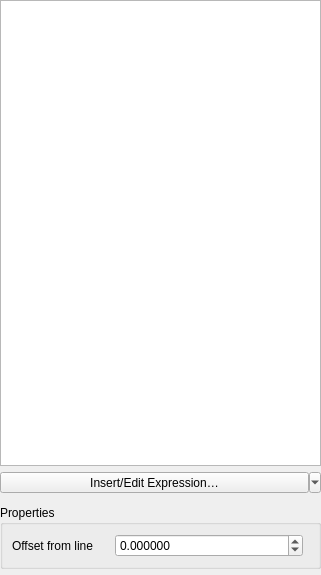
nextgis/nextgisqgis, file src/ui/annotations/qgsannotationlinetextwidgetbase.ui: the form before one commit.
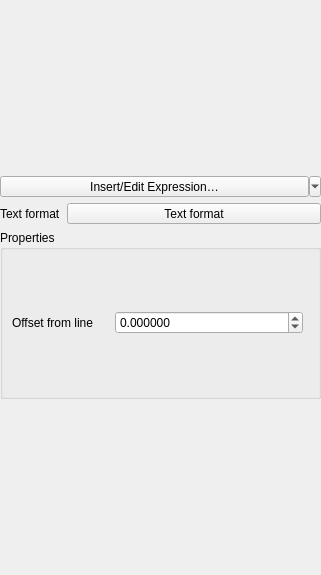
The form after the commit. Custom widgets are drawn as their Qt base class.

Patch:
```diff
--- a/src/ui/annotations/qgsannotationlinetextwidgetbase.ui
+++ b/src/ui/annotations/qgsannotationlinetextwidgetbase.ui
@@ -13,7 +13,7 @@
   <property name="windowTitle">
    <string>Point Text Annotation</string>
   </property>
-  <layout class="QGridLayout" name="gridLayout">
+  <layout class="QGridLayout" name="gridLayout" columnstretch="0,1">
    <property name="leftMargin">
     <number>0</number>
    </property>
@@ -26,7 +26,27 @@
    <property name="bottomMargin">
     <number>0</number>
    </property>
-   <item row="1" column="0">
+   <item row="2" column="0">
+    <widget class="QLabel" name="label_3">
+     <property name="text">
+      <string>Text format</string>
+     </property>
+    </widget>
+   </item>
+   <item row="2" column="1">
+    <widget class="QgsFontButton" name="mTextFormatButton">
+     <property name="sizePolicy">
+      <sizepolicy hsizetype="Preferred" vsizetype="Fixed">
+       <horstretch>0</horstretch>
+       <verstretch>0</verstretch>
+      </sizepolicy>
+     </property>
+     <property name="text">
+      <string>Text format</string>
+     </property>
+    </widget>
+   </item>
+   <item row="1" column="0" colspan="2">
     <widget class="QToolButton" name="mInsertExpressionButton">
      <property name="sizePolicy">
       <sizepolicy hsizetype="Expanding" vsizetype="Fixed">
@@ -48,8 +68,8 @@
      </property>
     </widget>
    </item>
-   <item row="0" column="0">
-    <widget class="QPlainTextEdit" name="mTextEdit">
+   <item row="0" column="0" colspan="2">
+    <widget class="QgsRichTextEditor" name="mTextEdit" native="true">
      <property name="minimumSize">
       <size>
        <width>0</width>
@@ -58,7 +78,7 @@
      </property>
     </widget>
    </item>
-   <item row="3" column="0">
+   <item row="3" column="0" colspan="2">
     <widget class="QGroupBox" name="groupBox">
      <property name="title">
       <string>Properties</string>
@@ -116,7 +136,7 @@
      </layout>
     </widget>
    </item>
-   <item row="4" column="0">
+   <item row="4" column="0" colspan="2">
     <widget class="QgsAnnotationItemCommonPropertiesWidget" name="mPropertiesWidget" native="true"/>
    </item>
    <item row="2" column="0">
@@ -125,17 +145,28 @@
   </layout>
  </widget>
  <customwidgets>
-  <customwidget>
-   <class>QgsAnnotationItemCommonPropertiesWidget</class>
-   <extends>QWidget</extends>
-   <header>qgsannotationitemcommonpropertieswidget.h</header>
-   <container>1</container>
-  </customwidget>
   <customwidget>
    <class>QgsDoubleSpinBox</class>
    <extends>QDoubleSpinBox</extends>
    <header>qgsdoublespinbox.h</header>
   </customwidget>
+  <customwidget>
+   <class>QgsFontButton</class>
+   <extends>QToolButton</extends>
+   <header>qgsfontbutton.h</header>
+  </customwidget>
+  <customwidget>
+   <class>QgsAnnotationItemCommonPropertiesWidget</class>
+   <extends>QWidget</extends>
+   <header>qgsannotationitemcommonpropertieswidget.h</header>
+   <container>1</container>
+  </customwidget>
+  <customwidget>
+   <class>QgsRichTextEditor</class>
+   <extends>QWidget</extends>
+   <header>qgsrichtexteditor.h</header>
+   <container>1</container>
+  </customwidget>
   <customwidget>
    <class>QgsUnitSelectionWidget</class>
    <extends>QWidget</extends>
```
Left out of the diff: 3 changed lines with no effect on the pictures.
